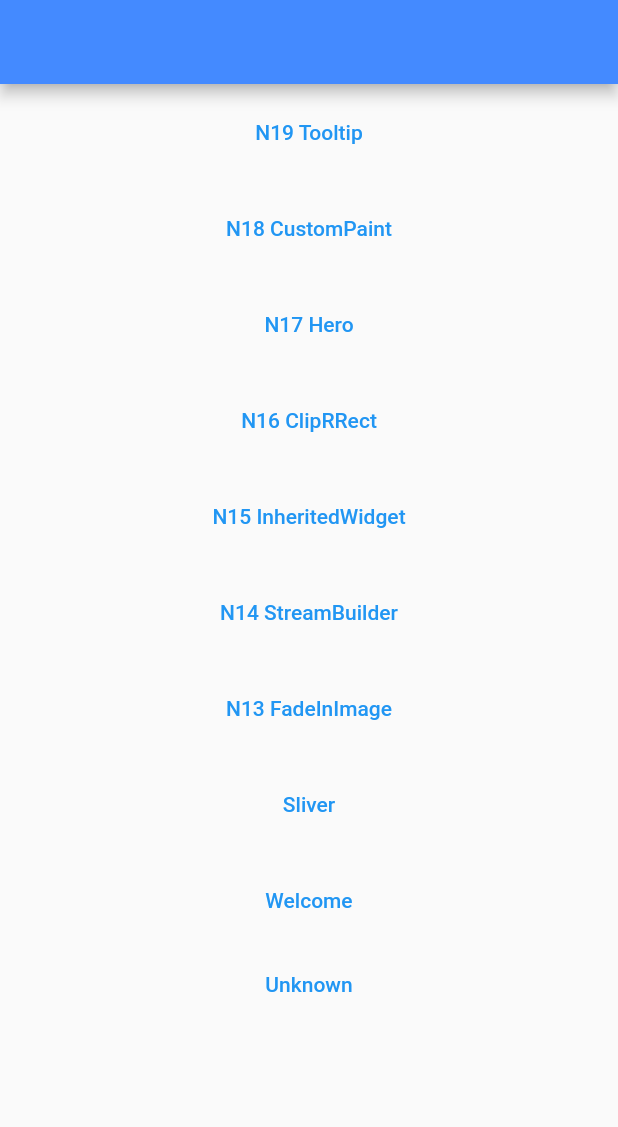
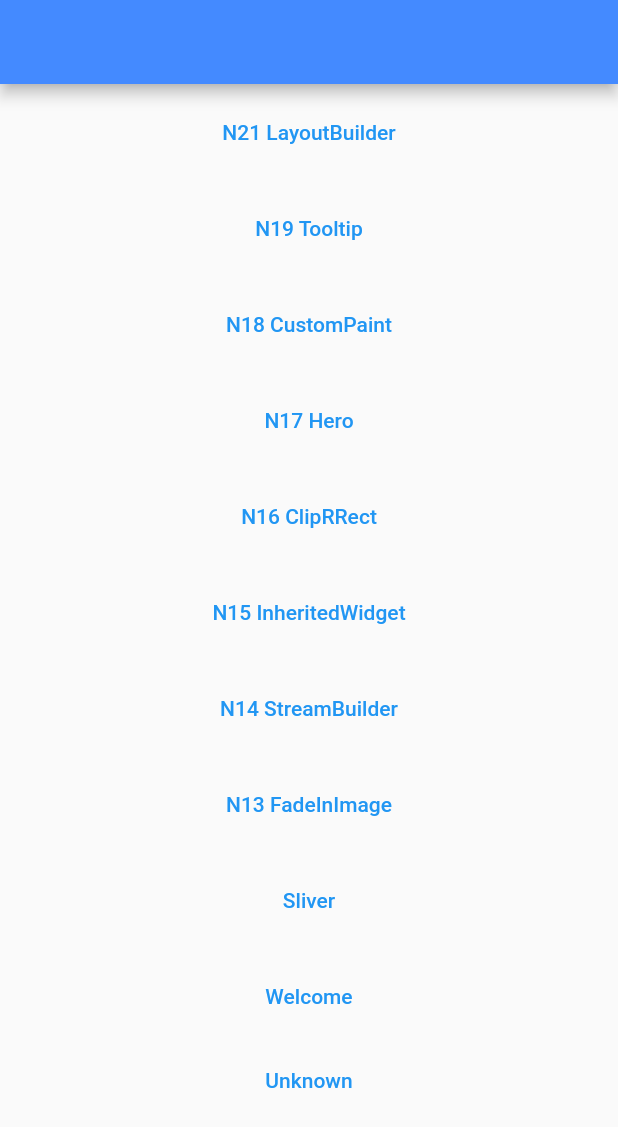
Before and after one commit to ychsue/my_flutter_test, a Flutter app: the screen it shows after launch, on a phone screen of 412 x 824 dp. Shown: the top 1127 px of the screen. Run offline on Flutter 3.47's test engine with Material 2 defaults, Android fonts, the light colour scheme and no system bars; our stand-ins replace bloc, flutter_bloc, get, transparent_image; Roboto replaces fonts that are missing (Georgia).

Commit message:
試用 LayoutBuilder

```diff
--- a/lib/src/route/app_pages.dart
+++ b/lib/src/route/app_pages.dart
@@ -7,6 +7,7 @@ import 'package:test2/src/route/main_screens/n17/n17_first.dart';
 import 'package:test2/src/route/main_screens/n17/n17_hero_screen.dart';
 import 'package:test2/src/route/main_screens/n18/n18_custom_paint_screen.dart';
 import 'package:test2/src/route/main_screens/n19_20_tooltip_fitted_box_screen.dart';
+import 'package:test2/src/route/main_screens/n21_layout_builder.dart';
 import 'package:test2/src/route/main_screens/sliver_screen.dart';
 import 'package:test2/src/route/main_screens/unknown_screen.dart';
 import 'package:test2/src/route/main_screens/welcome_screen.dart';
@@ -26,10 +27,15 @@ enum Routes {
   n17_first,
   n18_custom_paint,
   n19_tooltip,
+  n21_layout_builder,
 }
 
 abstract class AppPages {
   static final pages = [
+    GetPage(
+      name: Routes.n21_layout_builder.toLocation,
+      page: () => N21LayoutBuilderScreen(),
+    ),
     GetPage(
       name: Routes.n19_tooltip.toLocation,
       page: () => N19TooltipScreen(),
--- a/lib/src/route/main_screens/get_home_screen.dart
+++ b/lib/src/route/main_screens/get_home_screen.dart
@@ -14,7 +14,14 @@ class GetHomeScreen extends StatelessWidget {
           child: Container(
         child: ListView(
           children: [
-                        Container(
+            Container(
+              margin: EdgeInsets.all(8.0),
+              child: TextButton(
+                  onPressed: () =>
+                      Get.toNamed(Routes.n21_layout_builder.toLocation),
+                  child: Text("N21 LayoutBuilder")),
+            ),
+            Container(
               margin: EdgeInsets.all(8.0),
               child: TextButton(
                   onPressed: () => Get.toNamed(Routes.n19_tooltip.toLocation),
```
Also changed, not shown: lib/src/route/main_screens/n21_layout_builder.dart (added, +35 -0 lines), 1 other file.
